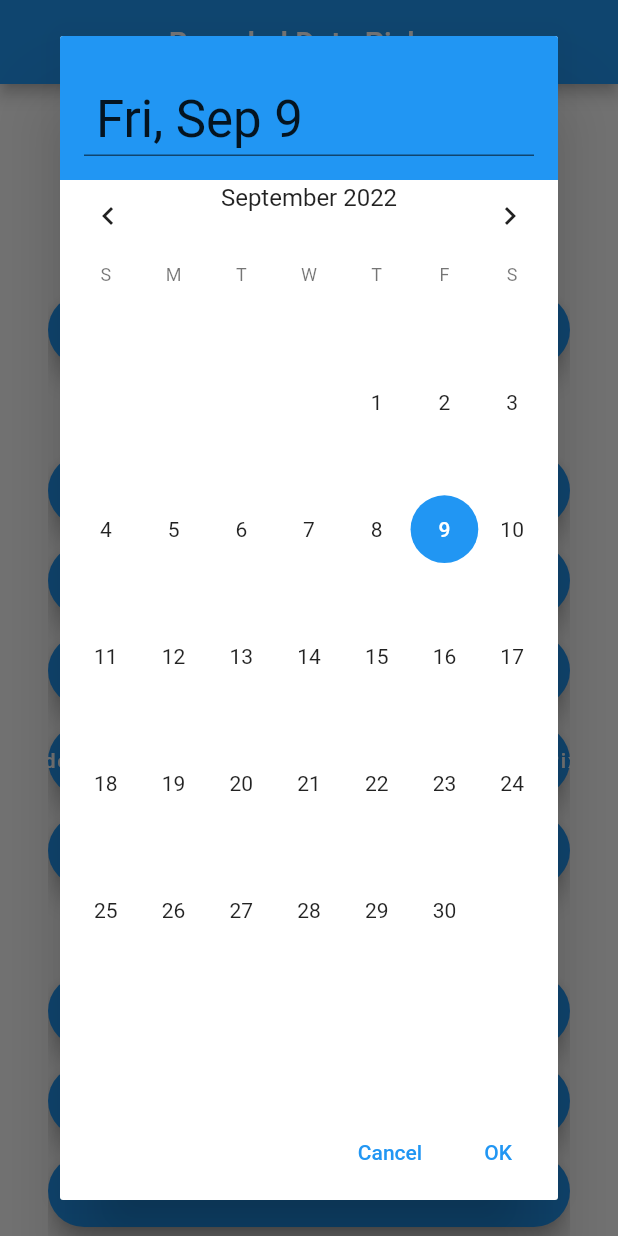
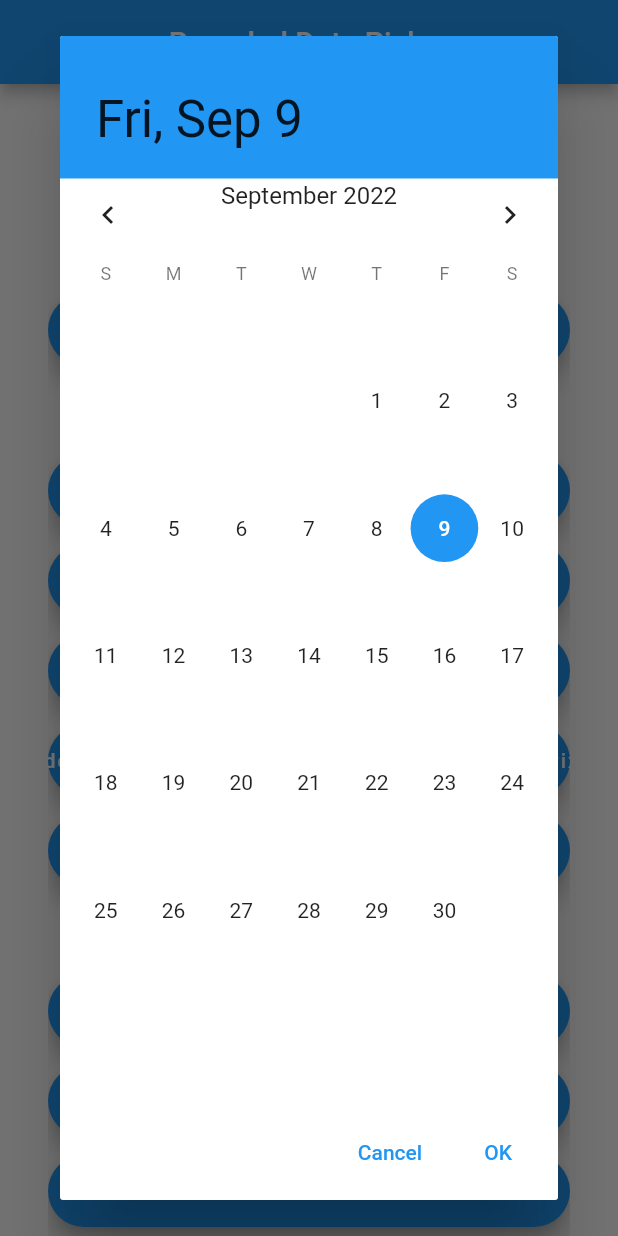
Before and after one commit to benznest/flutter_rounded_date_picker, a Flutter app: the screen it shows after launch, after a tap on "Material Calendar (Original)", on a phone screen of 412 x 824 dp. Run offline on Flutter 3.47's test engine with Material 2 defaults, Android fonts, the phone set to English and light mode, and no system bars.

Commit message:
Testing the bottom border at header

```diff
--- a/lib/src/dialogs/flutter_rounded_date_picker_dialog.dart
+++ b/lib/src/dialogs/flutter_rounded_date_picker_dialog.dart
@@ -34,7 +34,8 @@ class FlutterRoundedDatePickerDialog extends StatefulWidget {
       this.listDateDisabled,
       this.onTapDay,
       this.onMonthChange,
-      this.headerDecoration})
+      this.headerDecoration,
+      this.separator})
       : super(key: key);
 
   final DateTime initialDate;
@@ -83,6 +84,9 @@ class FlutterRoundedDatePickerDialog extends StatefulWidget {
 
   // Decoration of the header container
   final BoxDecoration? headerDecoration;
+
+  /// Separator for the header
+  final Widget? separator;
 
   @override
   _FlutterRoundedDatePickerDialogState createState() =>
@@ -303,6 +307,7 @@ class _FlutterRoundedDatePickerDialogState
                 crossAxisAlignment: CrossAxisAlignment.stretch,
                 children: <Widget>[
                   header,
+                  widget.separator ?? SizedBox(),
                   if (widget.height == null)
                     Flexible(child: picker)
                   else
--- a/lib/src/widgets/flutter_rounded_date_picker_header.dart
+++ b/lib/src/widgets/flutter_rounded_date_picker_header.dart
@@ -212,13 +212,6 @@ class FlutterRoundedDatePickerHeader extends StatelessWidget {
               ),
             ),
           ),
-          FractionallySizedBox(
-            widthFactor: 1,
-            child: Container(
-              color: Colors.black54,
-              height: 1,
-            ),
-          )
         ],
       ),
     );
```
